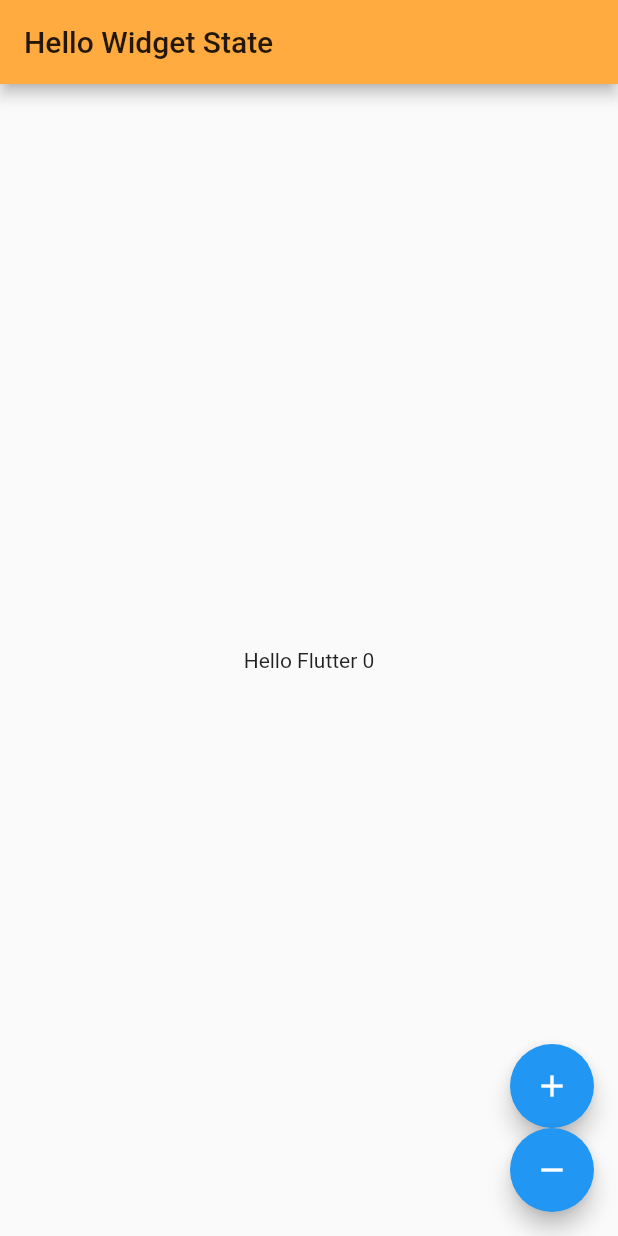
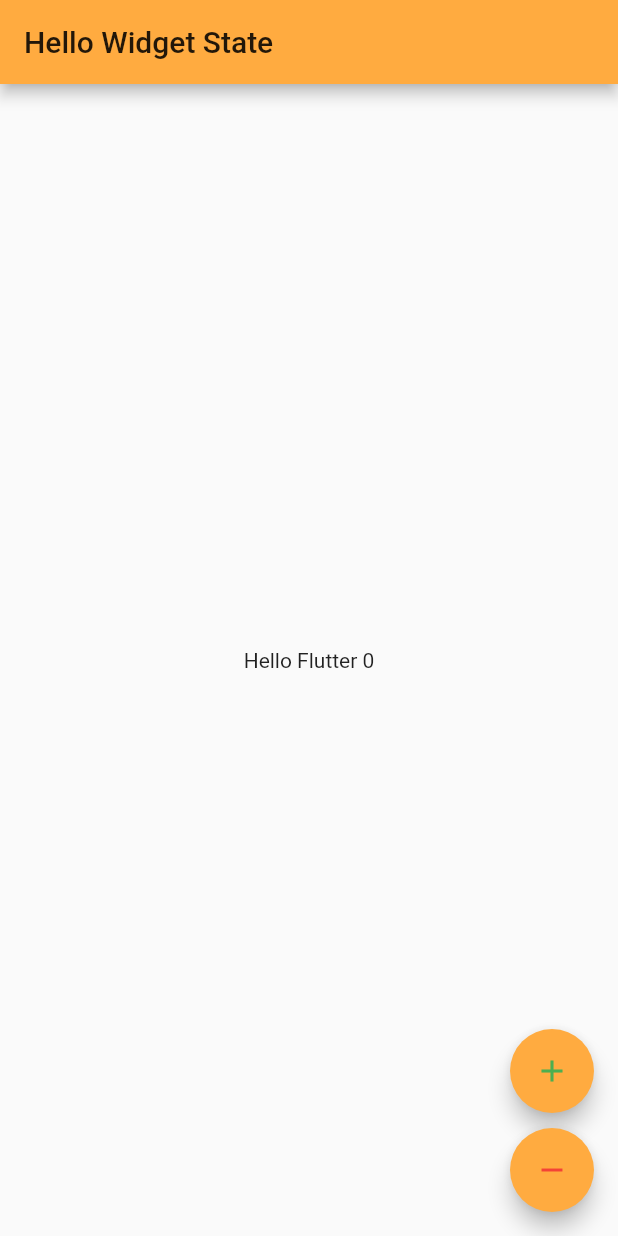
Before and after one commit to sumyathtarwai/code-flutter, a Flutter app: the screen it shows after launch, after a tap on the "add" icon, after a tap on the "remove" icon, on a phone screen of 412 x 824 dp. Run offline on Flutter 3.47's test engine with Material 2 defaults, Android fonts, the light colour scheme and no system bars.

Commit message:
simple calculator

```diff
--- /dev/null
+++ b/flutter/calculator/lib/main.dart
@@ -0,0 +1,14 @@
+import 'package:flutter/material.dart';
+import 'package:calculator/ui/calculator_form.dart';
+
+void main() => runApp(MyApp());
+
+class MyApp extends StatelessWidget {
+  @override
+  Widget build(BuildContext context) {
+    return MaterialApp(
+      theme: ThemeData(primaryColor: Colors.orangeAccent),
+      home: CalculatorForm(),
+    );
+  }
+}
--- a/flutter/wiget_state/lib/ui/my_home.dart
+++ b/flutter/wiget_state/lib/ui/my_home.dart
@@ -7,17 +7,9 @@
 
 class _MyHomeState extends State<MyHome> {
   var _count = 0;
-  void increment() {
-    setState(() {
-      _count++;
-    });
-  }
+  void increment() => setState(() => _count++);
 
-  void decrement() {
-    setState(() {
-      _count--;
-    });
-  }
+  void decrement() => setState(() => _count--);
 
   @override
   Widget build(BuildContext context) {
@@ -27,8 +19,9 @@
       floatingActionButton: Column(
         mainAxisAlignment: MainAxisAlignment.end,
         children: <Widget>[
-          FloatingActionButton(onPressed: increment, child: Icon(Icons.add)),
-          FloatingActionButton(onPressed: decrement, child: Icon(Icons.remove)),
+          FloatingActionButton(onPressed: increment, child: Icon(Icons.add, color: Colors.green), backgroundColor: Colors.orangeAccent),
+          Padding(padding: EdgeInsets.only(top: 10.0)),
+          FloatingActionButton(onPressed: decrement, child: Icon(Icons.remove, color: Colors.red), backgroundColor: Colors.orangeAccent),
         ],
       ),
     );
```
Also changed, not shown: flutter/calculator/lib/ui/calculator_form.dart (added, +67 -0 lines), flutter/calculator/pubspec.yaml (added, +72 -0 lines), flutter/calculator/pubspec.lock (added), 53 other files.
